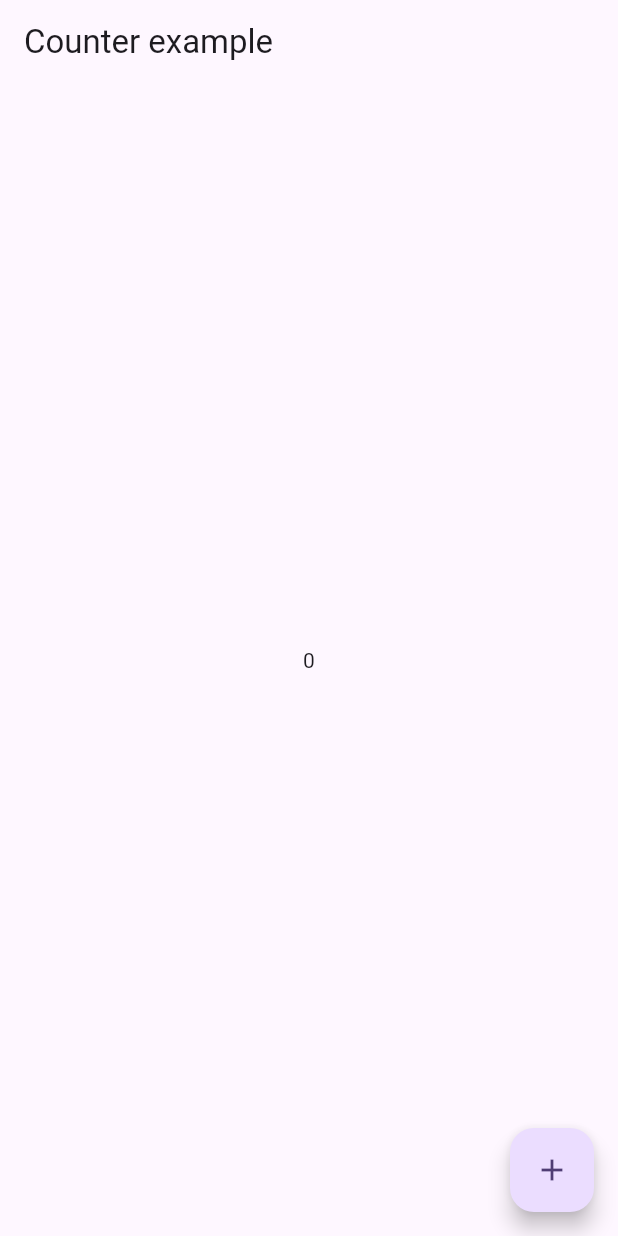
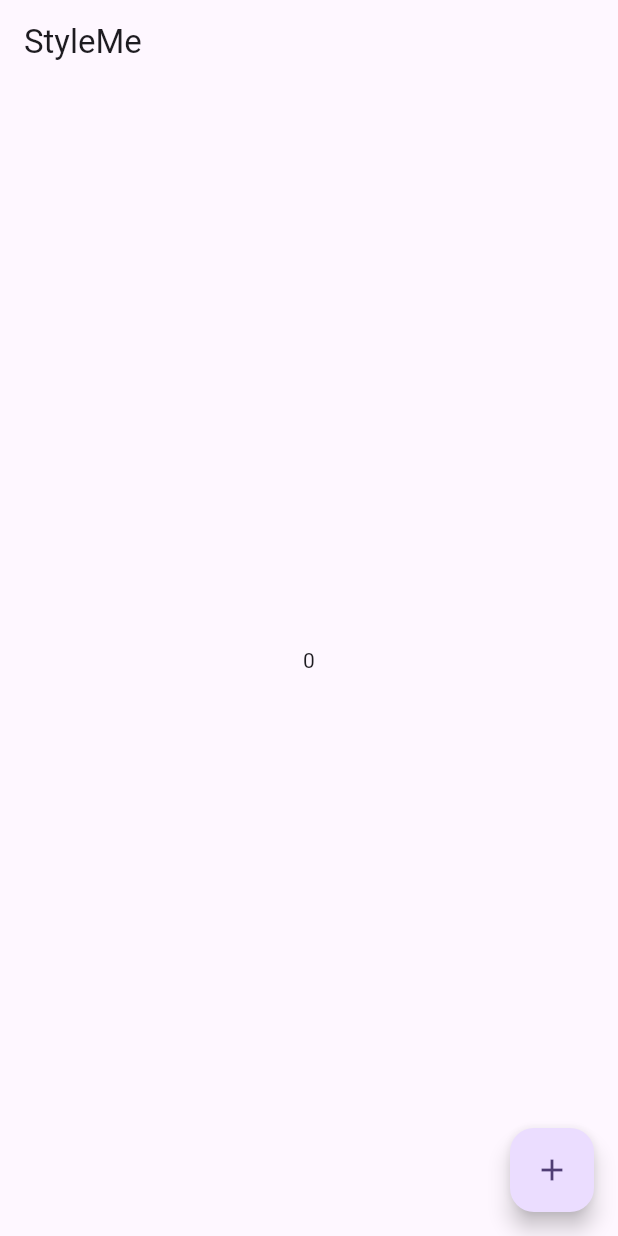
Before and after one commit to fish-tech-ai/style_me_app, a Flutter app: the screen it shows after launch, on a phone screen of 412 x 824 dp. Run offline on Flutter 3.47's test engine with Material 3 defaults, Android fonts, the phone set to English and light mode, and no system bars; our stand-ins replace chopper, flutter_riverpod, get_it, go_router, riverpod_annotation; generated files the repository leaves out were written again.

Commit message:
SM-1: add localizations and assets

```diff
--- /dev/null
+++ b/l10n.yaml
@@ -0,0 +1,3 @@
+arb-dir: lib/core/lang
+template-arb-file: app_en.arb
+output-localization-file: app_localizations.dart
--- /dev/null
+++ b/lib/core/lang/app_en.arb
@@ -0,0 +1,4 @@
+{
+  "appName": "StyleMe",
+  "yes": "Yes"
+}
--- /dev/null
+++ b/lib/core/lang/app_pl.arb
@@ -0,0 +1,4 @@
+{
+  "appName": "StyleMe",
+  "yes": "Tak"
+}
--- a/lib/core/style_me_app.dart
+++ b/lib/core/style_me_app.dart
@@ -1,6 +1,7 @@
 import 'package:flutter/material.dart';
 import 'package:go_router/go_router.dart';
 import 'package:style_me/core/dependency_injection/get_it.dart';
+import 'package:flutter_gen/gen_l10n/app_localizations.dart';
 
 class StyleMeApp extends StatelessWidget {
   const StyleMeApp({super.key});
@@ -9,6 +10,8 @@ class StyleMeApp extends StatelessWidget {
   Widget build(BuildContext context) {
     return MaterialApp.router(
       routerConfig: getIt<GoRouter>(),
+      localizationsDelegates: AppLocalizations.localizationsDelegates,
+      supportedLocales: AppLocalizations.supportedLocales,
       title: 'StyleMe',
       theme: ThemeData(
         colorScheme: ColorScheme.fromSeed(seedColor: Colors.deepPurple),
--- a/lib/features/home/presentation/home_page.dart
+++ b/lib/features/home/presentation/home_page.dart
@@ -1,6 +1,7 @@
 import 'package:flutter/material.dart';
 import 'package:flutter_riverpod/flutter_riverpod.dart';
 import 'package:riverpod_annotation/riverpod_annotation.dart';
+import 'package:style_me/core/extensions/context_ext.dart';
 
 part 'home_page.g.dart';
 
@@ -17,8 +18,9 @@ class HomePage extends ConsumerWidget {
 
   @override
   Widget build(BuildContext context, WidgetRef ref) {
+
     return Scaffold(
-      appBar: AppBar(title: const Text('Counter example')),
+      appBar: AppBar(title: Text(context.localizations.appName)),
       body: Center(
         child: Text('${ref.watch(counterProvider)}'),
       ),
--- a/pubspec.yaml
+++ b/pubspec.yaml
@@ -43,6 +43,9 @@ dependencies:
   json_annotation: ^4.9.0
   chopper: ^8.0.3
   mockito: ^5.4.4
+  flutter_localizations:
+    sdk: flutter
+  intl: any
 
 dev_dependencies:
   flutter_test:
@@ -66,6 +69,9 @@ dev_dependencies:
 
 # The following section is specific to Flutter packages.
 flutter:
+  generate: true
+  assets:
+    - assets/
 
   # The following line ensures that the Material Icons font is
   # included with your application, so that you can use the icons in
```
Also changed, not shown: lib/core/extensions/context_ext.dart (added, +7 -0 lines), pubspec.lock.
